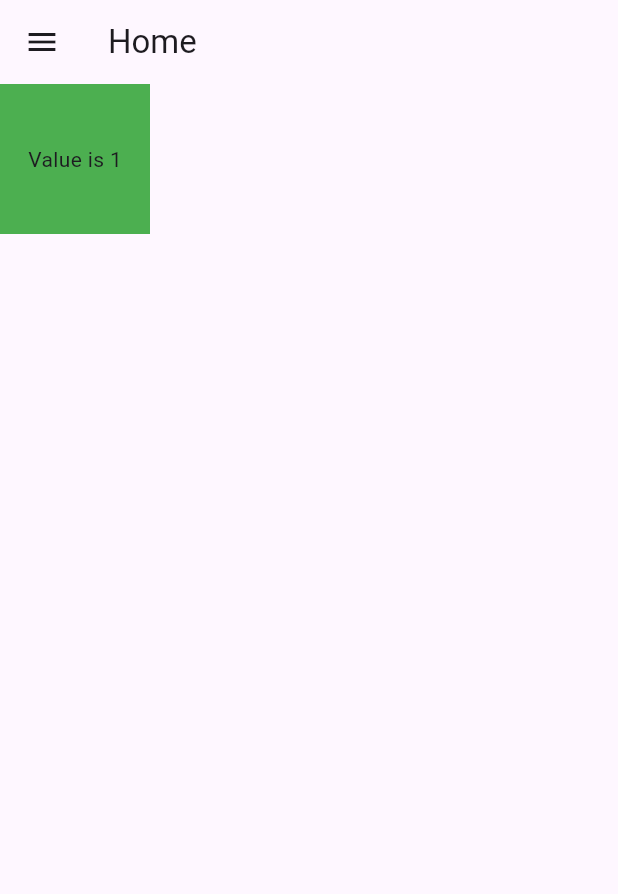
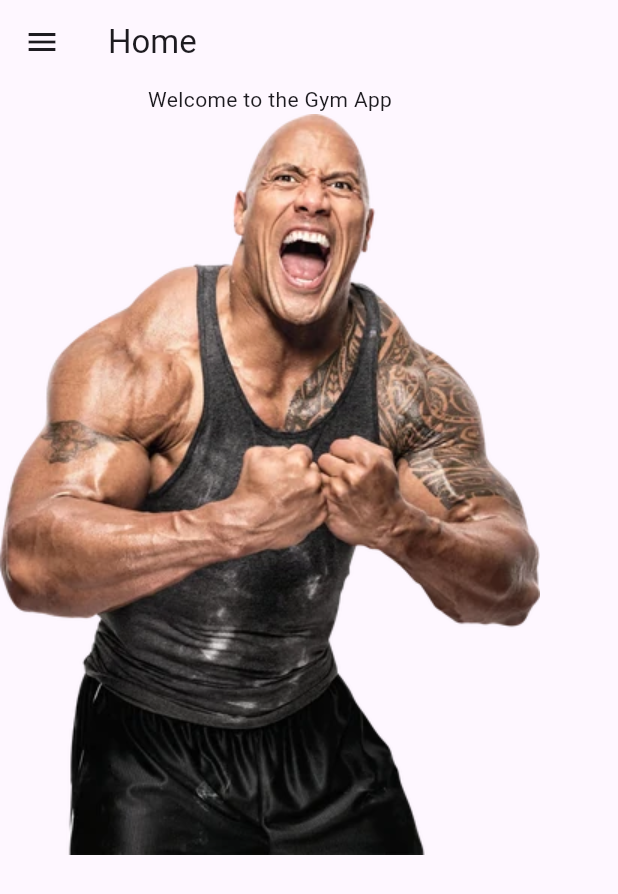
Before and after one commit to Maxime267/gym_app, a Flutter app: the screen it shows after launch, in the side drawer, after a tap on "Home", on a phone screen of 412 x 824 dp. Shown: the top 894 px of the screen. Run offline on Flutter 3.47's test engine with Material 3 defaults, Android fonts, the phone set to English and light mode, and no system bars; our stand-ins replace flutter_bloc.

Commit message:
small commit

```diff
--- a/lib/presentation/screen/home_page.dart
+++ b/lib/presentation/screen/home_page.dart
@@ -14,7 +14,7 @@ class HomePage extends StatefulWidget {
 
 class _HomePageState extends State<HomePage> {
 
-  String appBarTitle = 'My App';
+  String appBarTitle = 'Home';
   @override
   Widget build(BuildContext context) {
     return Scaffold(
@@ -41,7 +41,7 @@ class _HomePageState extends State<HomePage> {
             child: Center(child: Text("Value is 1")),
           );
         } else {
-          return Container(color: Colors.red); // Or another widget if value is not 1
+          return HomePageUI();
         }
       },
     )
@@ -49,3 +49,19 @@ class _HomePageState extends State<HomePage> {
     );
   }
 }
+
+class HomePageUI extends StatelessWidget{
+  const HomePageUI({super.key});
+
+  @override
+  Widget build(BuildContext context){
+    return Column(
+      mainAxisAlignment: MainAxisAlignment.center,
+      mainAxisSize: MainAxisSize.min,
+      children: [
+        Text("Welcome to the Gym App"),
+        Image(image: AssetImage('assets/images/therock.jpeg')),
+      ]
+    );
+  }
+}
--- a/lib/presentation/widgets/widget.dart
+++ b/lib/presentation/widgets/widget.dart
@@ -19,7 +19,7 @@ class DrawerWidget extends StatelessWidget {
             onTap:
                 () => {
                   onItemSelected('Home'),
-                  context.read<DrawerBloc>().updateValue(1),
+                  context.read<DrawerBloc>().updateValue(0),
                 }, // Pass 'Home' when selected
           ),
           ListTile(
@@ -27,7 +27,7 @@ class DrawerWidget extends StatelessWidget {
             onTap:
                 () => {
                   onItemSelected('Settings'),
-                  context.read<DrawerBloc>().updateValue(2),
+                  context.read<DrawerBloc>().updateValue(1),
                 }, // Pass 'Settings' when selected
           ),
           ListTile(
@@ -35,7 +35,7 @@ class DrawerWidget extends StatelessWidget {
             onTap:
                 () => {
                   onItemSelected('Profile'),
-                  context.read<DrawerBloc>().updateValue(3),
+                  context.read<DrawerBloc>().updateValue(2),
                 }, // Pass 'Profile' when selected
           ),
         ],
--- a/pubspec.yaml
+++ b/pubspec.yaml
@@ -61,6 +61,8 @@ flutter:
   # the material Icons class.
   uses-material-design: true
 
+  assets:
+    - assets/images/
   # To add assets to your application, add an assets section, like this:
   # assets:
   #   - images/a_dot_burr.jpeg
```
Also changed, not shown: assets/images/therock.jpeg (added).
